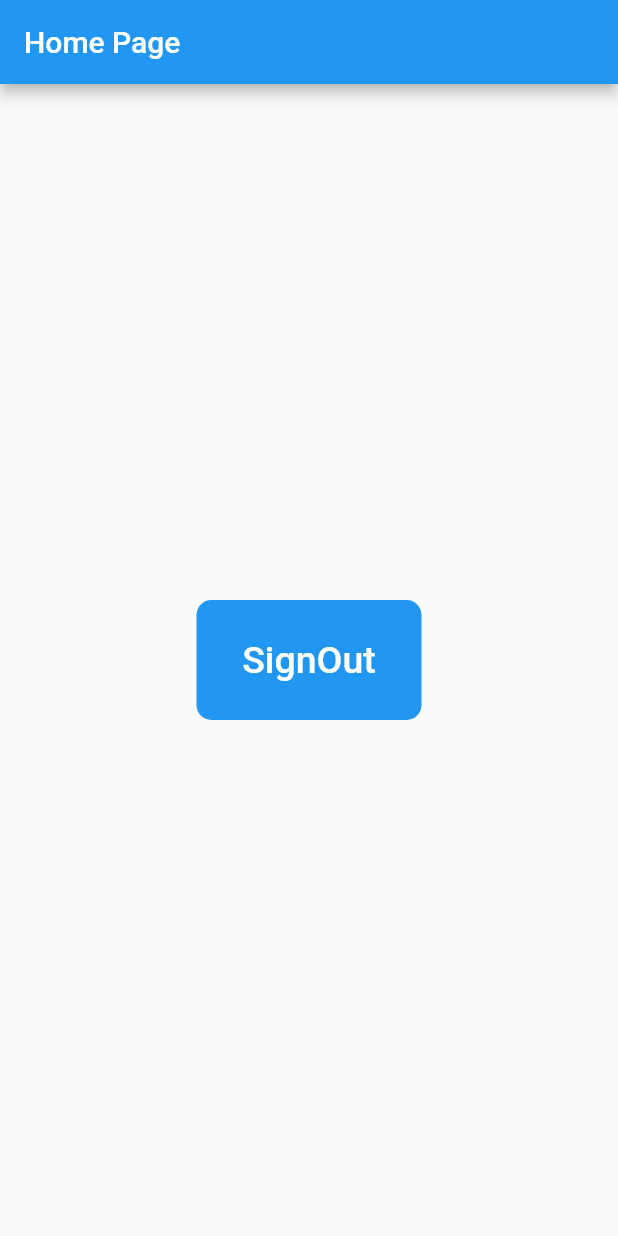
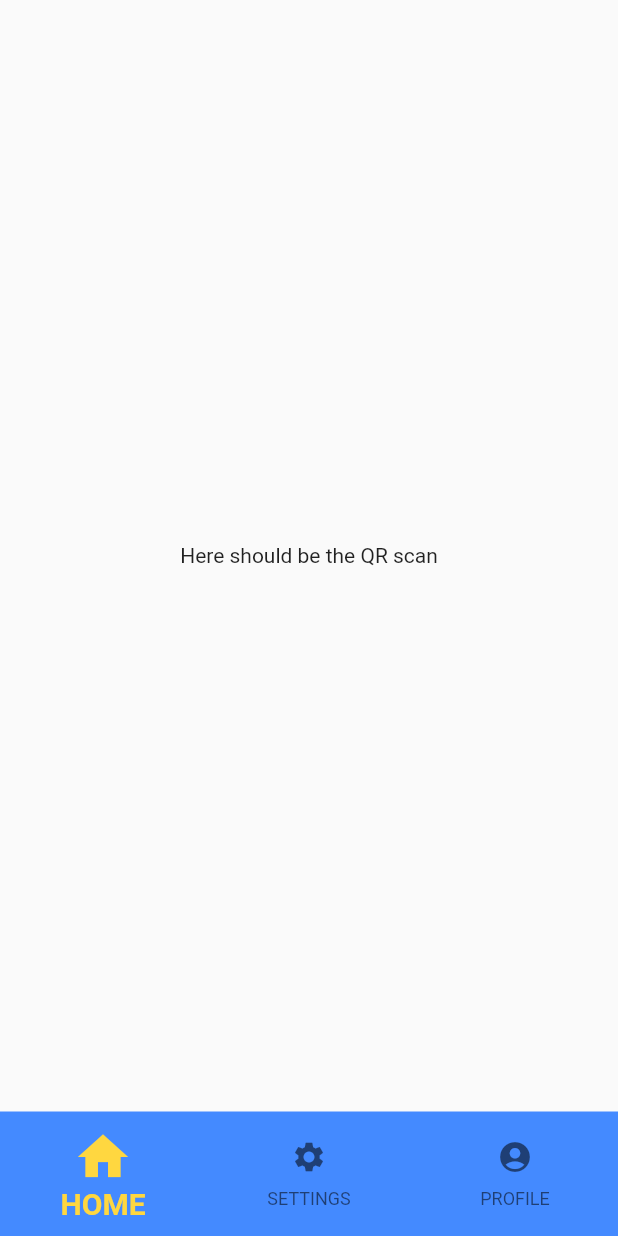
Before and after one commit to SexySparrow/QResent_MPS_Project, a Flutter app: the StudentDashboard screen opened directly, on a phone screen of 412 x 824 dp. Run offline on Flutter 3.47's test engine with Material 2 defaults, Android fonts, the phone set to English and light mode, and no system bars; our stand-ins replace cloud_firestore, firebase_auth, firebase_core, fluttertoast; accounts and stored records are empty.

Commit message:
Adaugare pentru student dashboard - inca nu e terminat

```diff
--- a/qresent/lib/screens/student_dashboard.dart
+++ b/qresent/lib/screens/student_dashboard.dart
@@ -1,7 +1,7 @@
 import 'package:flutter/material.dart';
-import 'package:firebase_auth/firebase_auth.dart';
-import 'package:fluttertoast/fluttertoast.dart';
-import 'login_screen.dart';
+import 'student_settings.dart';
+import 'student_profile.dart';
+
 
 class StudentDashboard extends StatefulWidget {
   const StudentDashboard({Key? key}) : super(key: key);
@@ -11,45 +11,60 @@ class StudentDashboard extends StatefulWidget {
 }
 
 class _StudentDashboardState extends State<StudentDashboard> {
-  final _auth = FirebaseAuth.instance;
+  int _selectedIndex = 0;
 
-  Future<void> signOut() async {
-    await _auth.signOut().then((result) {
-      Fluttertoast.showToast(msg: "Signed Out");
-      Navigator.of(context).pushReplacement(
-          MaterialPageRoute(builder: (context) => const LoginScreen()));
-    }).catchError((e) {
-      Fluttertoast.showToast(msg: e!.message);
+  void _onItemTap(int index) {
+    setState(() {
+      _selectedIndex = index;
     });
   }
+
+  final List<Widget> _widgetOptions = <Widget>[
+    // TO DO SCAN QR CODE HERE
+      const Text("Here should be the QR scan"),
+
+    // SETTINGS
+      Settings(),
+
+    // PROFILE
+      Profile(),
+  ];
 
   @override
   Widget build(BuildContext context) {
     return Scaffold(
-      appBar: AppBar(
+      /*appBar: AppBar(
         title: const Text('Home Page'),
+      ),*/
+      body: Center(
+        child: _widgetOptions.elementAt(_selectedIndex),
       ),
-      body: Center(
-        child: Container(
-          height: 80,
-          width: 150,
-          decoration: BoxDecoration(
-            color: Colors.blue,
-            borderRadius: BorderRadius.circular(10),
+      bottomNavigationBar: BottomNavigationBar(
+        // Incearca sa pastrezi culoarea
+        // type: BottomNavigationBarType.shifting,
+        mouseCursor: SystemMouseCursors.grab,
+        backgroundColor: Colors.blueAccent,
+        elevation: 0,
+        selectedFontSize: 20,
+        selectedIconTheme: const IconThemeData(color: Colors.amberAccent, size: 40),
+        selectedItemColor: Colors.amberAccent,
+        selectedLabelStyle: const TextStyle(fontWeight: FontWeight.bold),
+        items: const <BottomNavigationBarItem>[
+          BottomNavigationBarItem(
+            icon: Icon(Icons.home),
+            label: 'HOME',
           ),
-          child: TextButton(
-            onPressed: () {
-              signOut();
-            },
-            child: const Text(
-              'SignOut',
-              style: TextStyle(
-                color: Colors.white,
-                fontSize: 25,
-              ),
-            ),
+          BottomNavigationBarItem(
+            icon: Icon(Icons.settings),
+            label: 'SETTINGS',
           ),
-        ),
+          BottomNavigationBarItem(
+            icon: Icon(Icons.account_circle),
+            label: 'PROFILE',
+          ),
+        ],
+        currentIndex: _selectedIndex,
+        onTap: _onItemTap,
       ),
     );
   }
--- /dev/null
+++ b/qresent/lib/screens/student_profile.dart
@@ -0,0 +1,32 @@
+import 'package:firebase_auth/firebase_auth.dart';
+import 'package:flutter/material.dart';
+import 'package:cloud_firestore/cloud_firestore.dart';
+import 'package:firebase_core/firebase_core.dart';
+
+
+class Profile extends StatefulWidget {
+  const Profile({Key? key}) : super(key: key);
+
+  @override
+  _Profile createState() => _Profile();
+}
+
+// TO DO
+// EXTRACTC INFO ABOUT USER FROM FIREBASE DATABASE
+// EXTRACT NAME, EMAIL
+// CREATE THE PROFILE PAGE
+class _Profile extends State<Profile> {
+  final fullNameController = TextEditingController();
+  final FirebaseAuth _auth = FirebaseAuth.instance;
+  late String userEmail;
+
+  /*void getCurrentUserEmail() async {
+    final user = await _firebaseAuth.currentUser().then((value) => userEmail = value.email);
+  }*/
+  @override
+  Widget build(BuildContext context) {
+    return Scaffold(
+        appBar: AppBar(title: const Text('Profile')),
+    );
+  }
+}
--- /dev/null
+++ b/qresent/lib/screens/student_settings.dart
@@ -0,0 +1,49 @@
+import 'package:flutter/material.dart';
+import 'package:firebase_auth/firebase_auth.dart';
+import 'package:fluttertoast/fluttertoast.dart';
+
+import 'login_screen.dart';
+
+class Settings extends StatefulWidget {
+  const Settings({Key? key}) : super(key: key);
+
+  @override
+  _settings createState() => _settings();
+}
+
+class _settings extends State<Settings> {
+  final _auth = FirebaseAuth.instance;
+
+  Future<void> signOut() async {
+    await _auth.signOut().then((result) {
+      Fluttertoast.showToast(msg: "Signed Out");
+      Navigator.of(context).pushReplacement(
+          MaterialPageRoute(builder: (context) => const LoginScreen()));
+    }).catchError((e) {
+      Fluttertoast.showToast(msg: e!.message);
+    });
+  }
+
+  @override
+  Widget build(BuildContext context) {
+    return Scaffold(
+      floatingActionButtonLocation:  FloatingActionButtonLocation.centerFloat,
+      floatingActionButton: SizedBox(
+        height:80,
+        width:100,
+        child: FloatingActionButton(
+          onPressed: () {
+            signOut();
+          },
+          child: const Text(
+            'SignOut',
+            style: TextStyle(
+              color: Colors.white,
+              fontSize: 15,
+            ),
+          ),
+        ),
+      ),
+    );
+  }
+}
```
Also changed, not shown: qresent/pubspec.lock.
